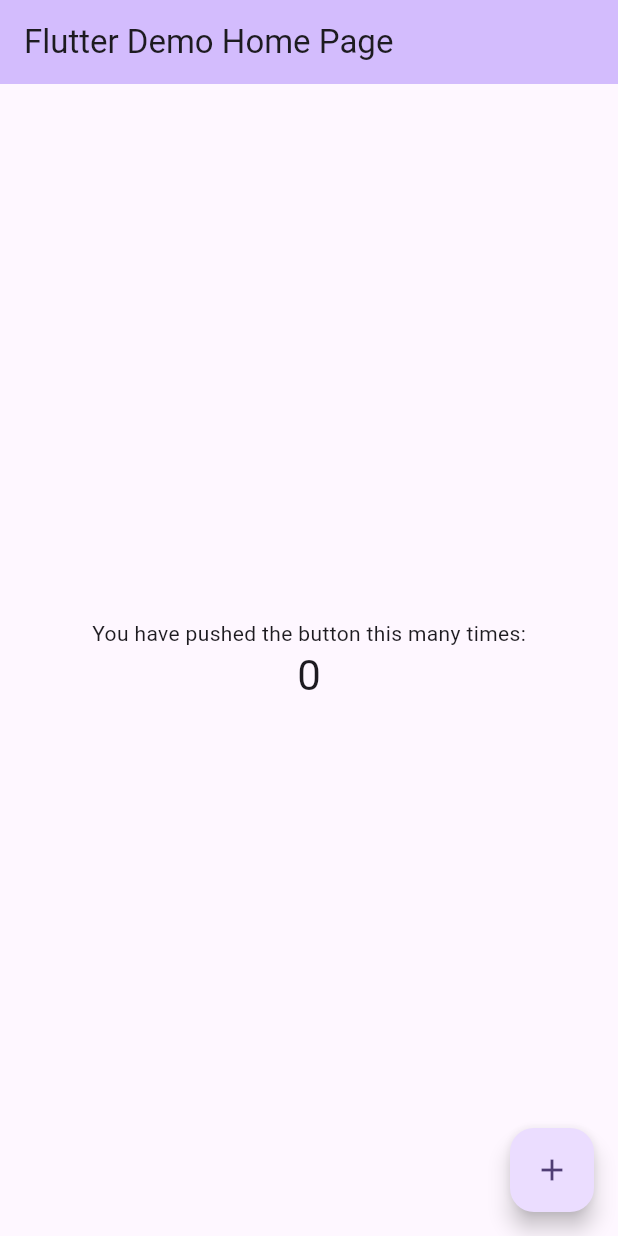
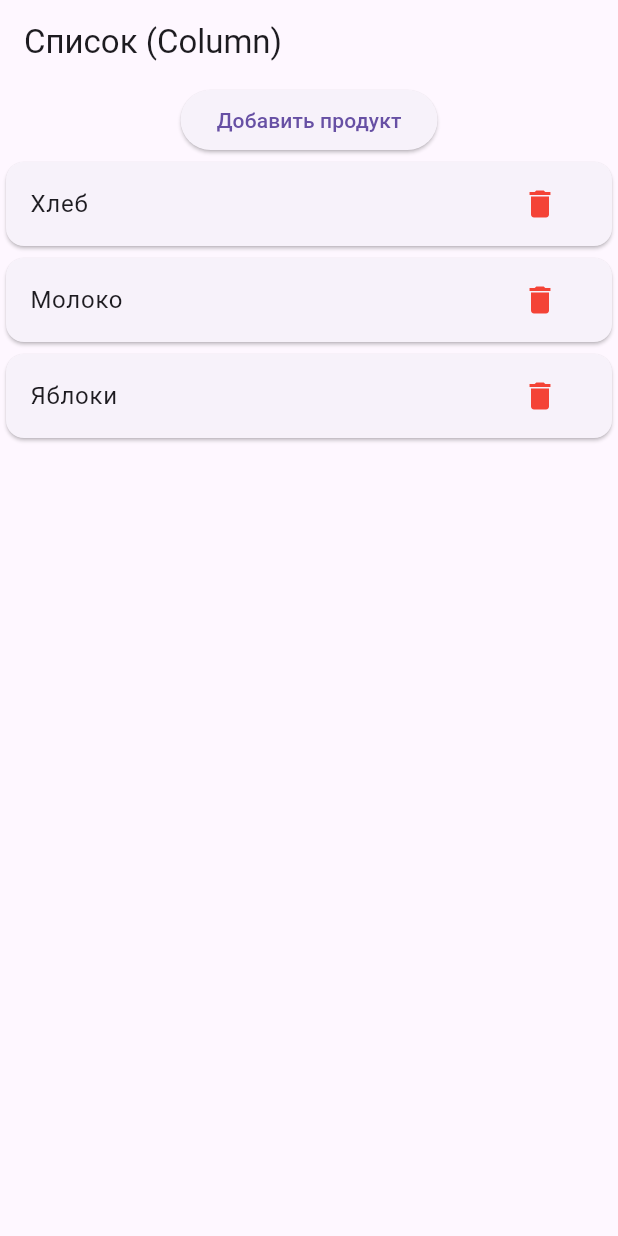
Before and after one commit to msnthr0pe/rkmp4, a Flutter app: the screen it shows after launch, on a phone screen of 412 x 824 dp. Run offline on Flutter 3.47's test engine with Material 3 defaults, Android fonts, the phone set to English and light mode, and no system bars.

Commit message:
Implemented column with groceries list

```diff
--- /dev/null
+++ b/lib/column_screen.dart
@@ -0,0 +1,80 @@
+import 'package:flutter/material.dart';
+
+class ColumnScreen extends StatefulWidget {
+  const ColumnScreen({super.key});
+
+  @override
+  State<ColumnScreen> createState() => _ColumnScreenState();
+}
+
+class _ColumnScreenState extends State<ColumnScreen> {
+  List<String> shoppingItems = ['Хлеб', 'Молоко', 'Яблоки'];
+
+  final TextEditingController _textFieldController = TextEditingController();
+
+  void _addItemDialog() {
+    showDialog(
+      context: context,
+      builder: (BuildContext context) {
+        return AlertDialog(
+          title: const Text('Добавить продукт'),
+          content: TextField(
+            controller: _textFieldController,
+            decoration: const InputDecoration(hintText: "Введите название..."),
+          ),
+          actions: <Widget>[
+            TextButton(
+              child: const Text('ОТМЕНА'),
+              onPressed: () {
+                Navigator.pop(context);
+                _textFieldController.clear();
+              },
+            ),
+            TextButton(
+              child: const Text('ДОБАВИТЬ'),
+              onPressed: () {
+                setState(() {
+                  shoppingItems.add(_textFieldController.text);
+                });
+                Navigator.pop(context);
+                _textFieldController.clear();
+              },
+            ),
+          ],
+        );
+      },
+    );
+  }
+
+  @override
+  Widget build(BuildContext context) {
+    return Scaffold(
+      appBar: AppBar(
+        title: const Text('Список (Column)'),
+      ),
+        body: Column(
+          children: [
+            ElevatedButton(
+              onPressed: _addItemDialog,
+              child: const Text('Добавить продукт'),
+            ),
+            ...shoppingItems.map((String item) {
+              return Card(
+                child: ListTile(
+                  title: Text(item),
+                  trailing: IconButton(
+                    icon: const Icon(Icons.delete, color: Colors.red),
+                    onPressed: () {
+                      setState(() {
+                        shoppingItems.remove(item);
+                      });
+                    },
+                  ),
+                ),
+              );
+            }),
+          ],
+        ),
+    );
+  }
+}
--- a/lib/main.dart
+++ b/lib/main.dart
@@ -1,4 +1,5 @@
 import 'package:flutter/material.dart';
+import 'column_screen.dart';
 
 void main() {
   runApp(const MyApp());
@@ -7,116 +8,14 @@ void main() {
 class MyApp extends StatelessWidget {
   const MyApp({super.key});
 
-  // This widget is the root of your application.
   @override
   Widget build(BuildContext context) {
     return MaterialApp(
-      title: 'Flutter Demo',
+      title: 'Shopping List App',
       theme: ThemeData(
-        // This is the theme of your application.
-        //
-        // TRY THIS: Try running your application with "flutter run". You'll see
-        // the application has a purple toolbar. Then, without quitting the app,
-        // try changing the seedColor in the colorScheme below to Colors.green
-        // and then invoke "hot reload" (save your changes or press the "hot
-        // reload" button in a Flutter-supported IDE, or press "r" if you used
-        // the command line to start the app).
-        //
-        // Notice that the counter didn't reset back to zero; the application
-        // state is not lost during the reload. To reset the state, use hot
-        // restart instead.
-        //
-        // This works for code too, not just values: Most code changes can be
-        // tested with just a hot reload.
-        colorScheme: ColorScheme.fromSeed(seedColor: Colors.deepPurple),
+        primarySwatch: Colors.blue,
       ),
-      home: const MyHomePage(title: 'Flutter Demo Home Page'),
+      home: const ColumnScreen(),
     );
   }
 }
-
-class MyHomePage extends StatefulWidget {
-  const MyHomePage({super.key, required this.title});
-
-  // This widget is the home page of your application. It is stateful, meaning
-  // that it has a State object (defined below) that contains fields that affect
-  // how it looks.
-
-  // This class is the configuration for the state. It holds the values (in this
-  // case the title) provided by the parent (in this case the App widget) and
-  // used by the build method of the State. Fields in a Widget subclass are
-  // always marked "final".
-
-  final String title;
-
-  @override
-  State<MyHomePage> createState() => _MyHomePageState();
-}
-
-class _MyHomePageState extends State<MyHomePage> {
-  int _counter = 0;
-
-  void _incrementCounter() {
-    setState(() {
-      // This call to setState tells the Flutter framework that something has
-      // changed in this State, which causes it to rerun the build method below
-      // so that the display can reflect the updated values. If we changed
-      // _counter without calling setState(), then the build method would not be
-      // called again, and so nothing would appear to happen.
-      _counter++;
-    });
-  }
-
-  @override
-  Widget build(BuildContext context) {
-    // This method is rerun every time setState is called, for instance as done
-    // by the _incrementCounter method above.
-    //
-    // The Flutter framework has been optimized to make rerunning build methods
-    // fast, so that you can just rebuild anything that needs updating rather
-    // than having to individually change instances of widgets.
-    return Scaffold(
-      appBar: AppBar(
-        // TRY THIS: Try changing the color here to a specific color (to
-        // Colors.amber, perhaps?) and trigger a hot reload to see the AppBar
-        // change color while the other colors stay the same.
-        backgroundColor: Theme.of(context).colorScheme.inversePrimary,
-        // Here we take the value from the MyHomePage object that was created by
-        // the App.build method, and use it to set our appbar title.
-        title: Text(widget.title),
-      ),
-      body: Center(
-        // Center is a layout widget. It takes a single child and positions it
-        // in the middle of the parent.
-        child: Column(
-          // Column is also a layout widget. It takes a list of children and
-          // arranges them vertically. By default, it sizes itself to fit its
-          // children horizontally, and tries to be as tall as its parent.
-          //
-          // Column has various properties to control how it sizes itself and
-          // how it positions its children. Here we use mainAxisAlignment to
-          // center the children vertically; the main axis here is the vertical
-          // axis because Columns are vertical (the cross axis would be
-          // horizontal).
-          //
-          // TRY THIS: Invoke "debug painting" (choose the "Toggle Debug Paint"
-          // action in the IDE, or press "p" in the console), to see the
-          // wireframe for each widget.
-          mainAxisAlignment: MainAxisAlignment.center,
-          children: <Widget>[
-            const Text('You have pushed the button this many times:'),
-            Text(
-              '$_counter',
-              style: Theme.of(context).textTheme.headlineMedium,
-            ),
-          ],
-        ),
-      ),
-      floatingActionButton: FloatingActionButton(
-        onPressed: _incrementCounter,
-        tooltip: 'Increment',
-        child: const Icon(Icons.add),
-      ), // This trailing comma makes auto-formatting nicer for build methods.
-    );
-  }
-}
```
